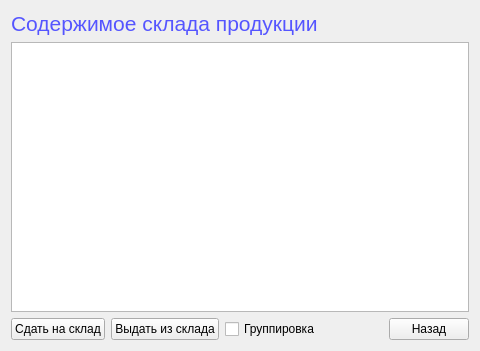
Above: stockforma.ui from Lelius/protyazhka before the change. Below: the same form after it.
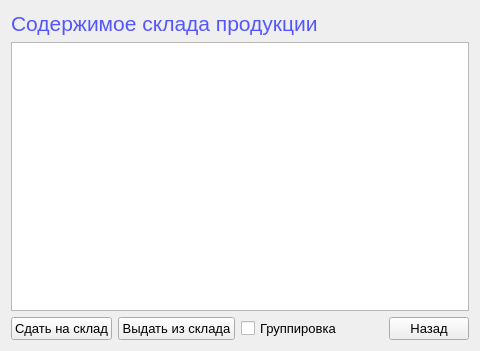
That is the form after the change.

Commit message: Увеличил различные шрифты в формах. Стало намного приятнее для глаз.

Patch:
```diff
--- a/stockforma.ui
+++ b/stockforma.ui
@@ -20,6 +20,11 @@
       <layout class="QGridLayout" name="gridLayout">
        <item row="0" column="0">
         <widget class="QPushButton" name="pushButtonStockIn">
+         <property name="font">
+          <font>
+           <pointsize>10</pointsize>
+          </font>
+         </property>
          <property name="text">
           <string>Сдать на склад</string>
          </property>
@@ -43,6 +48,11 @@
        </item>
        <item row="0" column="1">
         <widget class="QPushButton" name="pushButtonStockOut">
+         <property name="font">
+          <font>
+           <pointsize>10</pointsize>
+          </font>
+         </property>
          <property name="text">
           <string>Выдать из склада</string>
          </property>
@@ -50,6 +60,11 @@
        </item>
        <item row="0" column="4">
         <widget class="QPushButton" name="pushButtonReturn">
+         <property name="font">
+          <font>
+           <pointsize>10</pointsize>
+          </font>
+         </property>
          <property name="text">
           <string>Назад</string>
          </property>
@@ -57,6 +72,11 @@
        </item>
        <item row="0" column="2">
         <widget class="QCheckBox" name="checkBoxGroup">
+         <property name="font">
+          <font>
+           <pointsize>10</pointsize>
+          </font>
+         </property>
          <property name="text">
           <string>Группировка</string>
          </property>
@@ -65,7 +85,13 @@
       </layout>
      </item>
      <item row="1" column="0">
-      <widget class="QTableView" name="tableViewStock"/>
+      <widget class="QTableView" name="tableViewStock">
+       <property name="font">
+        <font>
+         <pointsize>11</pointsize>
+        </font>
+       </property>
+      </widget>
      </item>
      <item row="0" column="0">
       <widget class="QLabel" name="labelStockTopText">
```
The commit also changes 7 other files.
